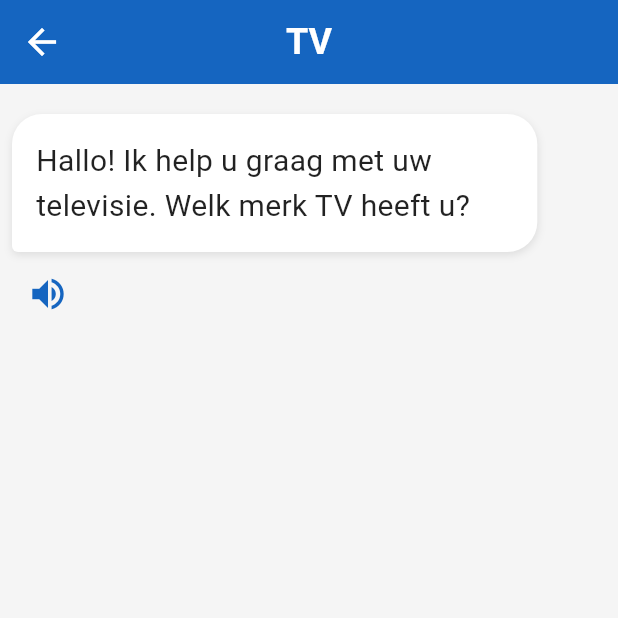
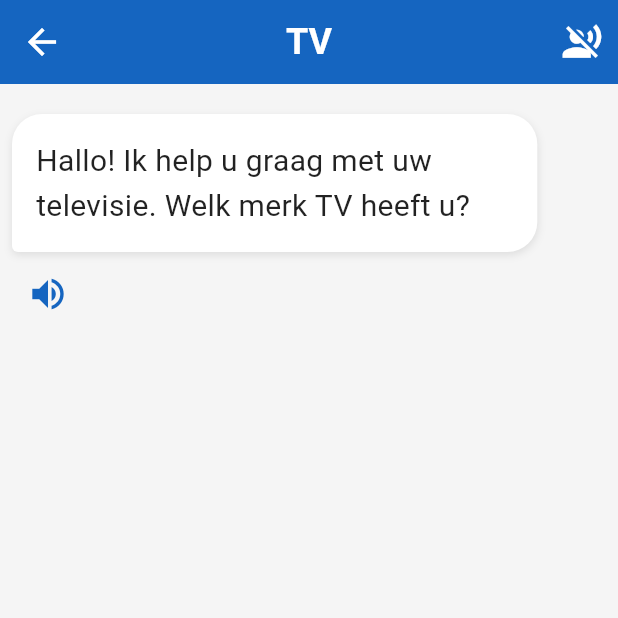
Before and after one commit to robertftenbosch/aipa, a Flutter app: the ChatScreen screen opened directly with sample values from the repository, on a phone screen of 412 x 824 dp, the top half of it. Run offline on Flutter 3.47's test engine with Material 3 defaults, Android fonts, the phone set to English and light mode, and no system bars; our stand-ins replace flutter_secure_storage, flutter_tts, image_picker, speech_to_text; missing offline and left inert: duckduckgo_search, flutter_gemma; accounts and stored records are empty; statements that could not run were skipped.

Commit message:
Add conversation mode: auto-speak responses and auto-listen
- Toggle button in AppBar to enable/disable conversation mode
- When enabled: AI reads response aloud, then auto-starts listening
- Creates natural voice conversation flow: speak → AI answers → speak again
- Shows "Aan het praten..." indicator with stop button during TTS
- TTS now awaits completion before returning

Co-Authored-By: Claude Opus 4.6 (1M context) <noreply@anthropic.com>

```diff
--- a/lib/providers/chat_provider.dart
+++ b/lib/providers/chat_provider.dart
@@ -15,15 +15,29 @@ class ChatProvider extends ChangeNotifier {
   bool _isLoading = false;
   bool _isGenerating = false;
   bool _isSearching = false;
+  bool _isSpeaking = false;
+  bool _autoSpeak = false;
   String? _error;
   String _currentResponse = '';
+  VoidCallback? _onSpeakingDone;
 
   List<ChatMessage> get messages => List.unmodifiable(_messages);
   bool get isLoading => _isLoading;
   bool get isGenerating => _isGenerating;
   bool get isSearching => _isSearching;
+  bool get isSpeaking => _isSpeaking;
+  bool get autoSpeak => _autoSpeak;
   bool get visionEnabled => _llm.visionEnabled;
   String? get error => _error;
+
+  /// Set callback for when TTS finishes speaking (used for auto-listen).
+  set onSpeakingDone(VoidCallback? callback) => _onSpeakingDone = callback;
+
+  /// Toggle auto-speak mode.
+  void toggleAutoSpeak() {
+    _autoSpeak = !_autoSpeak;
+    notifyListeners();
+  }
 
   ChatProvider({
     required LlmService llm,
@@ -194,6 +208,11 @@ class ChatProvider extends ChangeNotifier {
 
     _isGenerating = false;
     notifyListeners();
+
+    // Auto-speak the response
+    if (_autoSpeak && _currentResponse.isNotEmpty) {
+      await speakMessage(_currentResponse);
+    }
   }
 
   /// Stop the current generation.
@@ -205,12 +224,19 @@ class ChatProvider extends ChangeNotifier {
 
   /// Speak a message aloud using TTS.
   Future<void> speakMessage(String text) async {
+    _isSpeaking = true;
+    notifyListeners();
     await _tts.speak(text);
+    _isSpeaking = false;
+    notifyListeners();
+    _onSpeakingDone?.call();
   }
 
   /// Stop speaking.
   Future<void> stopSpeaking() async {
     await _tts.stop();
+    _isSpeaking = false;
+    notifyListeners();
   }
 
   @override
--- a/lib/screens/chat_screen.dart
+++ b/lib/screens/chat_screen.dart
@@ -194,6 +194,16 @@ class _ChatScreenState extends State<ChatScreen> {
           search: context.read<SearchService>(),
           category: widget.category,
         );
+        // Auto-listen after AI finishes speaking
+        provider.onSpeakingDone = () {
+          if (provider.autoSpeak && _speechAvailable && mounted) {
+            Future.delayed(const Duration(milliseconds: 500), () {
+              if (mounted && !_isListening) {
+                _toggleListening(provider);
+              }
+            });
+          }
+        };
         provider.initChat();
         return provider;
       },
@@ -207,16 +217,57 @@ class _ChatScreenState extends State<ChatScreen> {
                 widget.category?.label ?? 'AIPA Chat',
               ),
               leading: IconButton(
-                onPressed: () => Navigator.pop(context),
+                onPressed: () {
+                  provider.stopSpeaking();
+                  Navigator.pop(context);
+                },
                 icon: const Icon(Icons.arrow_back, size: 28),
                 tooltip: 'Terug',
               ),
+              actions: [
+                IconButton(
+                  onPressed: provider.toggleAutoSpeak,
+                  icon: Icon(
+                    provider.autoSpeak
+                        ? Icons.record_voice_over
+                        : Icons.voice_over_off,
+                    size: 28,
+                  ),
+                  tooltip: provider.autoSpeak
+                      ? 'Gespreksmodus uit'
+                      : 'Gespreksmodus aan',
+                ),
+              ],
             ),
             body: Column(
               children: [
                 Expanded(
                   child: _buildMessageList(provider),
                 ),
+                if (provider.isSpeaking)
+                  Padding(
+                    padding: const EdgeInsets.all(8),
+                    child: Row(
+                      mainAxisAlignment: MainAxisAlignment.center,
+                      children: [
+                        Icon(Icons.volume_up,
+                            size: 20,
+                            color: Theme.of(context).colorScheme.primary),
+                        const SizedBox(width: 8),
+                        const Text('Aan het praten...',
+                            style: TextStyle(fontSize: 16)),
+                        const SizedBox(width: 12),
+                        GestureDetector(
+                          onTap: provider.stopSpeaking,
+                          child: const Text('Stop',
+                              style: TextStyle(
+                                  fontSize: 16,
+                                  color: Colors.red,
+                                  fontWeight: FontWeight.bold)),
+                        ),
+                      ],
+                    ),
+                  ),
                 if (provider.isSearching)
                   const Padding(
                     padding: EdgeInsets.all(8),
--- a/lib/services/tts_service.dart
+++ b/lib/services/tts_service.dart
@@ -32,6 +32,7 @@ class TtsService {
   Future<void> speak(String text) async {
     if (text.isEmpty) return;
     await stop();
+    await _tts.awaitSpeakCompletion(true);
     await _tts.speak(text);
   }
 
```
